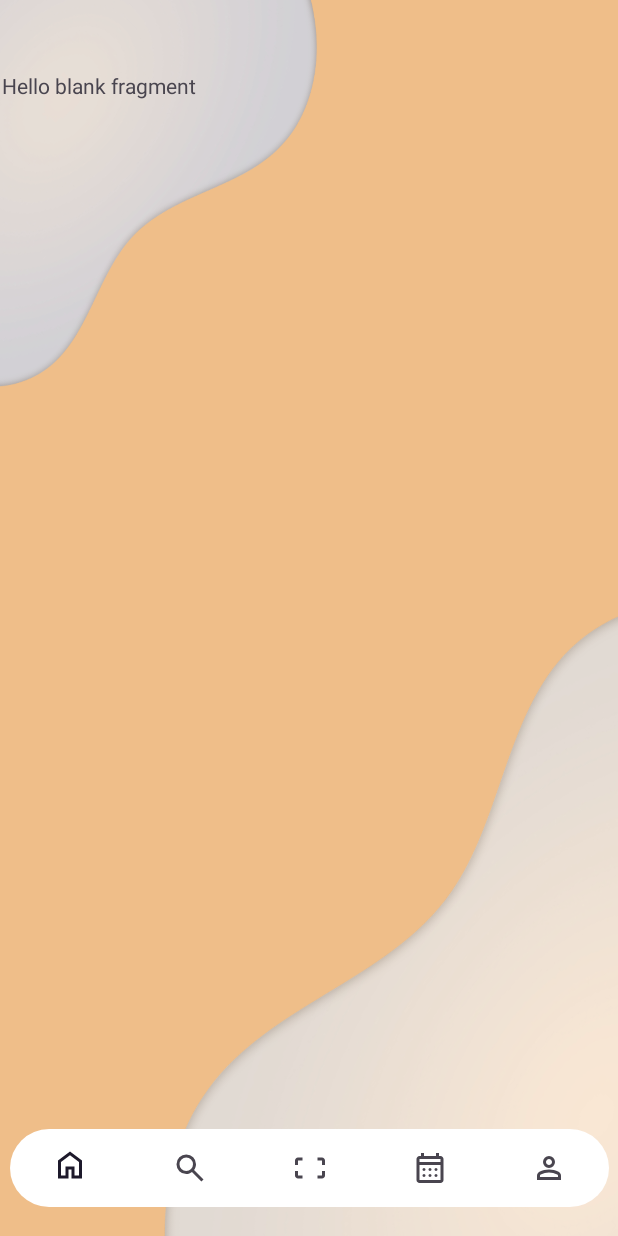
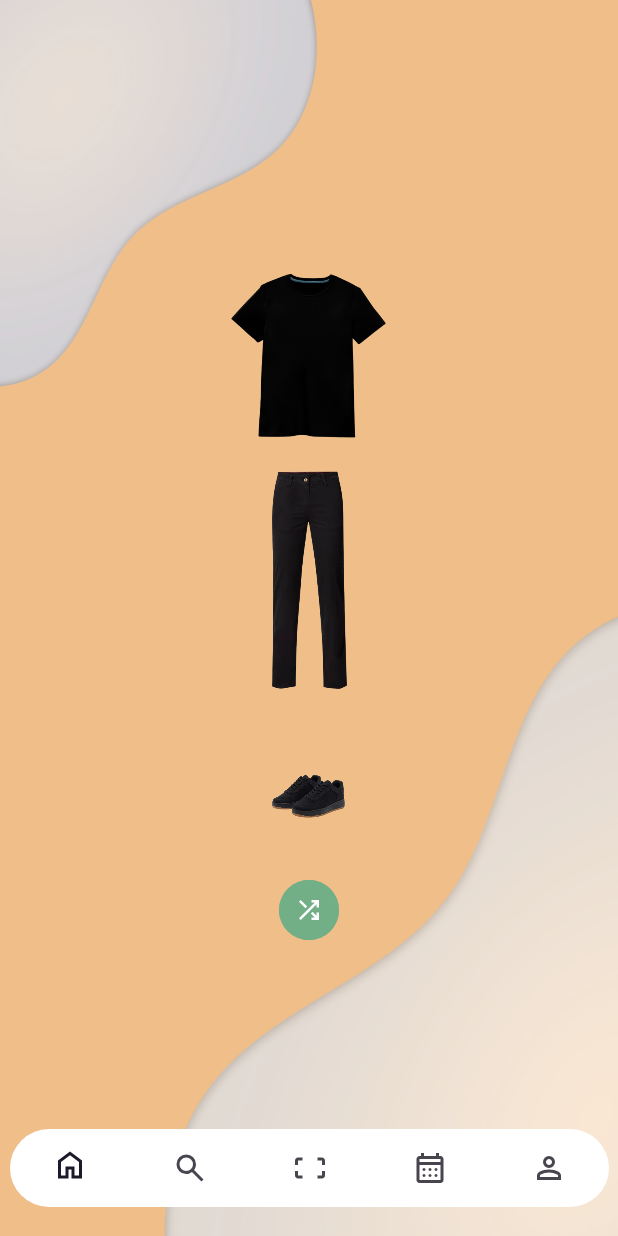
Before and after one commit to ybb0004/WearIt, an Android app: the screen it shows after launch (activity_w020000_home_app), on a phone screen of 412 x 824 dp. Run offline under Robolectric (Android 15) with nearby library versions, the phone set to English and light mode, and no system bars.

Commit message:
Pantalla home v1
creada pantalla home

```diff
--- a/WearIt/app/build.gradle.kts
+++ b/WearIt/app/build.gradle.kts
@@ -38,6 +38,7 @@ dependencies {
 
     implementation("androidx.appcompat:appcompat:1.6.1")
     implementation("com.google.android.material:material:1.8.0")
+
     implementation("androidx.constraintlayout:constraintlayout:2.1.4")
     implementation("androidx.navigation:navigation-fragment:2.8.8")
     implementation("androidx.navigation:navigation-ui:2.8.8")
--- /dev/null
+++ b/WearIt/app/src/main/res/drawable/shuffle_24px.xml
@@ -0,0 +1,10 @@
+<vector xmlns:android="http://schemas.android.com/apk/res/android"
+    android:width="24dp"
+    android:height="24dp"
+    android:viewportWidth="960"
+    android:viewportHeight="960"
+    android:tint="?attr/colorControlNormal">
+  <path
+      android:fillColor="@android:color/white"
+      android:pathData="M560,800L560,720L664,720L537,593L594,536L720,662L720,560L800,560L800,800L560,800ZM216,800L160,744L664,240L560,240L560,160L800,160L800,400L720,400L720,296L216,800ZM367,423L160,216L216,160L423,367L367,423Z"/>
+</vector>
--- a/WearIt/app/src/main/res/layout/fragment_w02_0001_home.xml
+++ b/WearIt/app/src/main/res/layout/fragment_w02_0001_home.xml
@@ -1,14 +1,80 @@
 <?xml version="1.0" encoding="utf-8"?>
-<FrameLayout xmlns:android="http://schemas.android.com/apk/res/android"
+<androidx.constraintlayout.widget.ConstraintLayout xmlns:android="http://schemas.android.com/apk/res/android"
+    xmlns:app="http://schemas.android.com/apk/res-auto"
     xmlns:tools="http://schemas.android.com/tools"
+    android:id="@+id/frameLayout3"
     android:layout_width="match_parent"
     android:layout_height="match_parent"
+    android:backgroundTint="@color/transparent"
     tools:context=".fragment_w02_0001_home">
 
-    <!-- TODO: Update blank fragment layout -->
-    <TextView
+    <LinearLayout
+        android:id="@+id/linearLayout2"
         android:layout_width="match_parent"
-        android:layout_height="match_parent"
-        android:text="@string/hello_blank_fragment" />
+        android:layout_height="wrap_content"
+        android:orientation="vertical"
+        app:layout_constraintBottom_toBottomOf="parent"
+        app:layout_constraintEnd_toEndOf="parent"
+        app:layout_constraintStart_toStartOf="parent"
+        app:layout_constraintTop_toTopOf="parent"
+        app:layout_constraintVertical_bias="0.35000002">
 
-</FrameLayout>
+        <TableLayout
+            android:layout_width="match_parent"
+            android:layout_height="wrap_content"
+            android:gravity="center">
+
+            <TableRow
+                android:layout_width="match_parent"
+                android:layout_height="wrap_content"
+                android:gravity="center">
+
+                <ImageView
+                    android:id="@+id/imageView2"
+                    android:layout_width="150dp"
+                    android:layout_height="150dp"
+
+                    app:srcCompat="@drawable/camiseta" />
+            </TableRow>
+
+            <TableRow
+                android:layout_width="match_parent"
+                android:layout_height="wrap_content"
+                android:gravity="center">
+
+                <ImageView
+                    android:id="@+id/imageView3"
+                    android:layout_width="150dp"
+                    android:layout_height="150dp"
+
+                    app:srcCompat="@drawable/pantalon" />
+            </TableRow>
+
+            <TableRow
+                android:layout_width="match_parent"
+                android:layout_height="wrap_content"
+                android:gravity="center">
+
+                <ImageView
+                    android:id="@+id/imageView4"
+                    android:layout_width="150dp"
+                    android:layout_height="100dp"
+
+                    app:srcCompat="@drawable/zapatilla" />
+            </TableRow>
+        </TableLayout>
+    </LinearLayout>
+
+    <Button
+        android:id="@+id/iconButton"
+        style="?attr/materialIconButtonFilledStyle"
+        android:layout_width="wrap_content"
+        android:layout_height="wrap_content"
+        android:backgroundTint="@color/color_verde_claro"
+        app:icon="@drawable/shuffle_24px"
+        app:layout_constraintBottom_toBottomOf="parent"
+        app:layout_constraintEnd_toEndOf="parent"
+        app:layout_constraintStart_toStartOf="parent"
+        app:layout_constraintTop_toBottomOf="@+id/linearLayout2"
+        app:layout_constraintVertical_bias="0.120000005" />
+</androidx.constraintlayout.widget.ConstraintLayout>
--- a/WearIt/app/src/main/res/menu/bottom_navigation_menu.xml
+++ b/WearIt/app/src/main/res/menu/bottom_navigation_menu.xml
@@ -11,9 +11,11 @@
         android:title=""/>
     <item
         android:id="@+id/item_3"
+        android:checkable="false"
         android:enabled="true"
         android:icon="@drawable/screenshot_frame_2_24px"
-        android:title=""/>
+        android:iconTint="#E13131"
+        android:title="" />
     <item
         android:id="@+id/item_4"
         android:enabled="true"
```
Also changed, not shown: WearIt/app/src/main/res/drawable/camiseta.png (added), WearIt/app/src/main/res/drawable/pantalon.png (added), WearIt/app/src/main/res/drawable/zapatilla.png (added).
